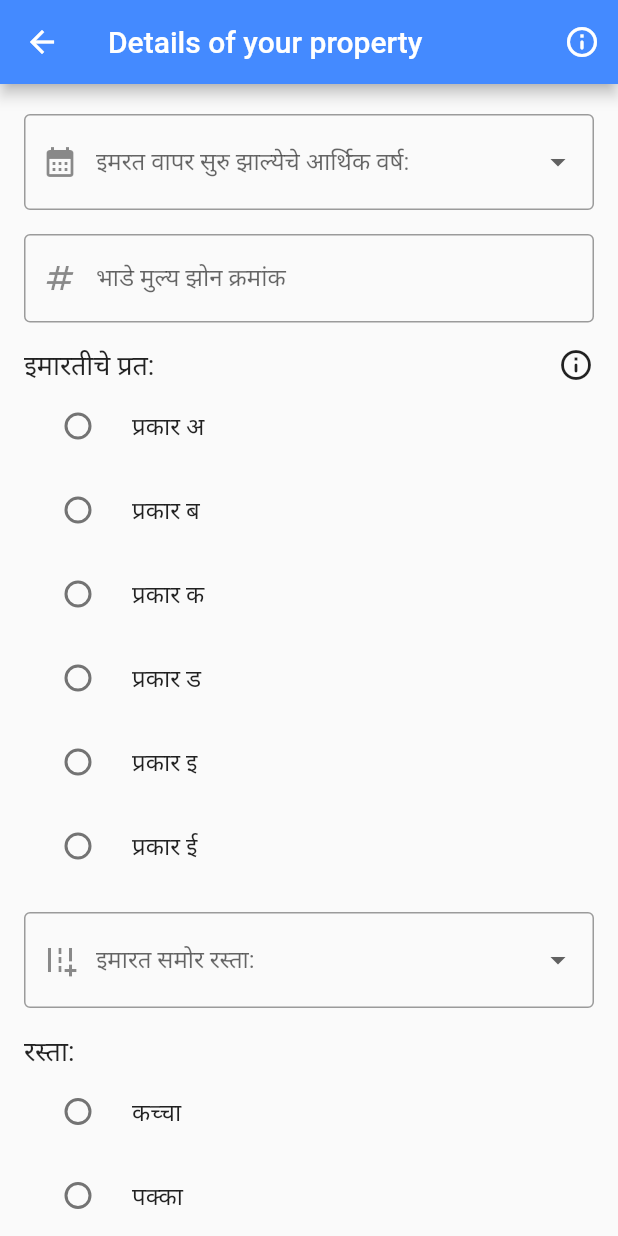
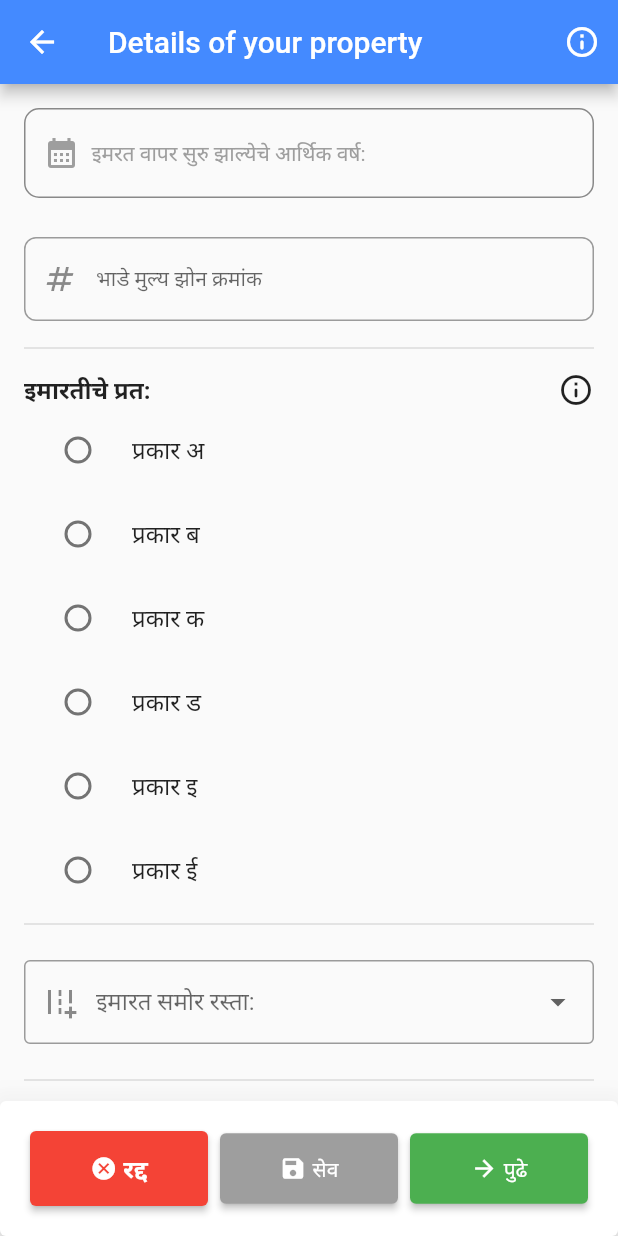
Before and after one commit to Ronitrs5/Nagarpalika-ERP, a Flutter app: the PropertyDetails screen opened directly, on a phone screen of 412 x 824 dp. Run offline on Flutter 3.47's test engine with Material 2 defaults, Android fonts, the phone set to English and light mode, and no system bars; our stand-ins replace geocoding, geolocator, google_maps_flutter, lottie, permission_handler, photo_view; missing offline and left inert: qrscan.

Commit message:
ui changes in all

```diff
--- a/lib/ui/home/property_details.dart
+++ b/lib/ui/home/property_details.dart
@@ -1,5 +1,7 @@
 import 'package:flutter/material.dart';
 import 'package:house_cleaning/ui/home/description.dart';
+import 'package:house_cleaning/widgets/button_card.dart';
+import 'package:house_cleaning/widgets/edittext.dart';
 import 'package:photo_view/photo_view.dart';
 import 'package:photo_view/photo_view_gallery.dart';
 import 'package:house_cleaning/ui helper/pop_up_dialogue.dart';
@@ -18,6 +20,10 @@ class _PropertyDetailsState extends State<PropertyDetails> {
   var waterconnection=0;
   var drainage=0;
 
+  var _selectedDate=DateTime.now();
+  var zoneController=TextEditingController();
+  var connectionController=TextEditingController();
+  var numberController=TextEditingController();
   @override
   Widget build(BuildContext context) {
     return Scaffold(
@@ -34,43 +40,64 @@ class _PropertyDetailsState extends State<PropertyDetails> {
         title: const Text("Details of your property"),
         backgroundColor: Colors.blueAccent,
       ),
-      body: SingleChildScrollView(
+      body: Column(
+        children: [
+          Expanded(
+            child: SingleChildScrollView(
               child: Column(
                 crossAxisAlignment: CrossAxisAlignment.stretch,
                 children: [
-            Container(
-              padding: const EdgeInsets.fromLTRB(16, 20, 16, 0),
-              child: DropdownButtonFormField<int>(
-                decoration: const InputDecoration(
-                  prefixIcon: Icon(Icons.calendar_month),
-                  border: OutlineInputBorder(
-                    borderSide: BorderSide(color: Colors.grey, width: 1.0),
-                  ),
-                  labelText: 'इमरत वापर सुरु झाल्येचे आर्थिक वर्ष:',
+                  GestureDetector(onTap: (){
+                    showDialog(
+                      context: context,
+                      builder: (BuildContext context) {
+                        return AlertDialog(
+                          title: Text("Select Year"),
+                          content: Container( // Need to use container to add size constraint.
+                            width: 300,
+                            height: 300,
+                            child: YearPicker(
+                              firstDate: DateTime(DateTime.now().year - 200, 1),
+                              lastDate: DateTime(DateTime.now().year, 1),
+                              initialDate: DateTime.now(),
+                              // save the selected date to _selectedDate DateTime variable.
+                              // It's used to set the previous selected date when
+                              // re-showing the dialog.
+                              selectedDate: _selectedDate,
+                              onChanged: (DateTime dateTime) {
+                                // close the dialog when year is selected.
+                                Navigator.pop(context);
 
-                ),
-                items: generateYearItems(),
-                onChanged: (value) {
-                  // Handle the selected year value
+                                // Do something with the dateTime selected.
+                                // Remember that you need to use dateTime.year to get the year
                               },
                             ),
                           ),
+                        );
+                      },
+                    );
+                  },child: Container(
+                    height: 60,
+                    margin: EdgeInsets.all(16),
+                    decoration: BoxDecoration(
+                      border: Border.all(color:Colors.black45),
+                      borderRadius: BorderRadius.circular(10),
+                    ),
+                    child: Row(
+                      children: [
+                        SizedBox(width: 12,),
+                        Icon(Icons.calendar_month,color: Colors.grey,),
+                        SizedBox(width: 8,),
+                        Text('इमरत वापर सुरु झाल्येचे आर्थिक वर्ष:',style: TextStyle(color: Colors.grey),),
+                      ],
+                    ),
+                  )),
 
+                  EditText(controller: zoneController, text: 'भाडे मुल्य झोन क्रमांक', icon: Icons.numbers),
+
+                  Divider(thickness: 1,indent: 16,color: Colors.black12,endIndent: 16,),
                   Padding(
-              padding: const EdgeInsets.fromLTRB(16, 16, 16, 0),
-              child: TextFormField(
-                decoration: const InputDecoration(
-                  prefixIcon: Icon(Icons.numbers),
-                  border: OutlineInputBorder(
-                    borderSide: BorderSide(color: Colors.grey, width: 1.0),
-                  ),
-                  labelText: 'भाडे मुल्य झोन क्रमांक',
-                ),
-              ),
-            ),
-
-            Padding(
-              padding: const EdgeInsets.all(16),
+                    padding: const EdgeInsets.only(left: 16,top: 8,right: 16),
                     child: Column(
                       crossAxisAlignment: CrossAxisAlignment.stretch,
                       children: [
@@ -79,7 +106,7 @@ class _PropertyDetailsState extends State<PropertyDetails> {
                           children: [
                             const Text(
                               'इमारतीचे प्रत:', // Radio group title
-                        style: TextStyle(fontSize: 18.0),
+                              style: TextStyle(fontSize: 16.0,fontWeight: FontWeight.bold),
                             ),
 
                             Center(
@@ -204,30 +231,30 @@ class _PropertyDetailsState extends State<PropertyDetails> {
                       ],
                     ),
                   ),
-
+                  Divider(thickness: 1,color: Colors.black12,indent: 16,endIndent: 16,),
                   Padding(
-              padding: const EdgeInsets.fromLTRB(16, 0, 16, 0),
+                    padding: const EdgeInsets.fromLTRB(16, 16, 16, 16),
                     child: DropdownButtonFormField<String>(
-                decoration: const InputDecoration(
+                      decoration: InputDecoration(
                         prefixIcon: Icon(Icons.add_road),
                         border: OutlineInputBorder(
                           borderSide: BorderSide(color: Colors.grey, width: 1.0),
                         ),
+                        contentPadding: EdgeInsets.all(16),
                         labelText: 'इमारत समोर रस्ता: ',
-                ),
-                items: const [
-                  DropdownMenuItem(value: 'Option 1', child: Text('6 मीटर पर्यंत')),
+                      ),icon: Icon(Icons.arrow_drop_down_outlined),
+
+                      items: [
+                        DropdownMenuItem(value: 'Option 1', child: Text('6 मीटर पर्यंत',)),
                         DropdownMenuItem(value: 'Option 2', child: Text('6 ते 12 मीटर')),
                         DropdownMenuItem(value: 'Option 3', child: Text('12 ते 30 मीटर')),
                         DropdownMenuItem(value: 'Option 4', child: Text('30 मीटर पेक्षा अधिक')),
                       ],
                       onChanged: (value) {
-                  // Handle dropdown value change
-                },
+                      }  // Handle dropdown value change
                     ),
                   ),
-
-
+                  Divider(indent: 16,thickness: 1,endIndent: 16,),
                   Padding(
                     padding: const EdgeInsets.all(16),
                     child: Column(
@@ -235,7 +262,7 @@ class _PropertyDetailsState extends State<PropertyDetails> {
                       children: [
                         const Text(
                           'रस्ता:', // Radio group title
-                    style: TextStyle(fontSize: 18.0),
+                          style: TextStyle(fontSize: 16.0,fontWeight: FontWeight.bold),
                         ),
                         RadioListTile(
                           title: const Text('कच्चा'),
@@ -261,16 +288,15 @@ class _PropertyDetailsState extends State<PropertyDetails> {
                     ),
                   ),
 
-
-
+                  Divider(indent: 16,thickness: 1,endIndent: 16,),
                   Padding(
-              padding: const EdgeInsets.fromLTRB(16, 0, 16, 0),
+                    padding: const EdgeInsets.fromLTRB(16, 16, 16, 16),
                     child: Column(
                       crossAxisAlignment: CrossAxisAlignment.stretch,
                       children: [
                         const Text(
                           'सांडपाण्याची व्‍यवस्‍था:', // Radio group title
-                    style: TextStyle(fontSize: 18.0),
+                          style: TextStyle(fontSize: 16.0,fontWeight: FontWeight.bold),
                         ),
                         RadioListTile(
                           title: const Text('आहे'),
@@ -296,6 +322,7 @@ class _PropertyDetailsState extends State<PropertyDetails> {
                     ),
                   ),
 
+                  Divider(indent: 16,thickness: 1,endIndent: 16,),
 
                   Padding(
                     padding: const EdgeInsets.fromLTRB(16, 16, 16, 0),
@@ -304,7 +331,7 @@ class _PropertyDetailsState extends State<PropertyDetails> {
                       children: [
                         const Text(
                           'पाणी कनेक्शन:', // Radio group title
-                    style: TextStyle(fontSize: 18.0),
+                          style: TextStyle(fontSize: 16.0,fontWeight: FontWeight.bold),
                         ),
                         RadioListTile(
                           title: const Text('आहे'),
@@ -330,33 +357,12 @@ class _PropertyDetailsState extends State<PropertyDetails> {
                     ),
                   ),
 
-            Padding(
-              padding: const EdgeInsets.fromLTRB(16, 0, 16, 0),
-              child: TextFormField(
-                decoration: const InputDecoration(
-                  prefixIcon: Icon(Icons.person),
-                  border: OutlineInputBorder(
-                    borderSide: BorderSide(color: Colors.grey, width: 1.0),
-                  ),
-                  labelText: 'कनेक्शन धारकाचे नाव',
-                ),
-              ),
-            ),
+                  Divider(indent: 16,thickness: 1,endIndent: 16,),
 
-            Padding(
-              padding: const EdgeInsets.fromLTRB(16, 16, 16, 0),
-              child: TextFormField(
-                decoration: const InputDecoration(
-                  prefixIcon: Icon(Icons.bathtub),
-                  border: OutlineInputBorder(
-                    borderSide: BorderSide(color: Colors.grey, width: 1.0),
-                  ),
-                  labelText: 'संडास संख्या',
-                ),
-              ),
-            ),
+                  EditText(controller: connectionController, text: 'कनेक्शन धारकाचे नाव', icon: Icons.person),
+                  EditText(controller: numberController, text: 'संडास संख्या', icon: Icons.bathtub),
 
-
+                  Divider(indent: 16,endIndent: 16,),
                   Padding(
                     padding: const EdgeInsets.all(16),
                     child: Column(
@@ -364,7 +370,7 @@ class _PropertyDetailsState extends State<PropertyDetails> {
                       children: [
                         const Text(
                           'ड्रेनेज:', // Radio group title
-                    style: TextStyle(fontSize: 18.0),
+                          style: TextStyle(fontSize: 16.0,fontWeight: FontWeight.bold),
                         ),
                         RadioListTile(
                           title: const Text('आहे'),
@@ -389,62 +395,16 @@ class _PropertyDetailsState extends State<PropertyDetails> {
                       ],
                     ),
                   ),
-
-            Row(
-              children: [
-                Expanded(
-                  flex: 1,
-                  child: Padding(
-                    padding: const EdgeInsets.fromLTRB(16, 0, 16, 16),
-                    child: ElevatedButton(
-                      onPressed: () {
-                        // Handle the first button's onPressed action
-                      },
-                      style: ElevatedButton.styleFrom(
-                        primary: Colors.red, // Set the button color to red
-                      ),
-                      child: const Text('रद'),
+                ],
               ),
             ),
           ),
+          ButtonsNav(onPressCancel: (){
 
-                Expanded(
-                  flex: 1,
-                  child: Padding(
-                    padding: const EdgeInsets.fromLTRB(16, 0, 16, 16),
-                    child: ElevatedButton(
-                      onPressed: () {
-                        // Handle the second button's onPressed action
-                        // Navigator.push(context, MaterialPageRoute(builder: (context)=>DescriptionPage()));
-                      },
-                      style: ElevatedButton.styleFrom(
-                        primary: Colors.grey, // Set the button color to green
-                      ),
-                      child: const Text('सेव'),
-                    ),
-                  ),
-                ),
-
-                Expanded(
-                  flex: 1,
-                  child: Padding(
-                    padding: const EdgeInsets.fromLTRB(16, 0, 16, 16),
-                    child: ElevatedButton(
-                      onPressed: () {
-                        // Handle the second button's onPressed action
+          }, onPressSave: (){}, onPressNext: (){
             Navigator.push(context, MaterialPageRoute(builder: (context)=>DescriptionPage()));
-                      },
-                      style: ElevatedButton.styleFrom(
-                        primary: Colors.green, // Set the button color to green
-                      ),
-                      child: const Text('पुढे'),
-                    ),
-                  ),
-                ),
+          }),
         ],
-            ),
-          ],
-        ),
       ),
     );
 
--- /dev/null
+++ b/lib/widgets/button_card.dart
@@ -0,0 +1,78 @@
+import 'package:flutter/cupertino.dart';
+import 'package:flutter/material.dart';
+class ButtonsNav extends StatelessWidget {
+  const ButtonsNav({Key? key,required this.onPressCancel, required this.onPressSave, required this.onPressNext}) : super(key: key);
+
+  final Function onPressCancel;
+  final Function onPressSave;
+  final Function onPressNext;
+  @override
+  Widget build(BuildContext context) {
+    return Card(
+      elevation: 20,
+      margin: EdgeInsets.zero,
+      child: Container(
+        padding: const EdgeInsets.all(20),
+        child: Row(
+          mainAxisAlignment: MainAxisAlignment.spaceAround,
+          children: [
+            Expanded(
+              child: ElevatedButton(
+                onPressed: (){onPressCancel();},
+                style: ElevatedButton.styleFrom(
+                  primary: Colors.red,
+                  padding: EdgeInsets.all(14), // Set the button color to red
+                ),
+                child: Row(
+                  mainAxisAlignment: MainAxisAlignment.center,
+                  children: [
+                    Icon(Icons.cancel,size: 18,),
+                    SizedBox(width: 4,),
+                    const Text('रद्द',style: TextStyle(fontSize: 16,fontWeight: FontWeight.bold),),
+                  ],
+                ),
+              ),
+            ),
+            SizedBox(width: 8,),
+            Expanded(
+              child: ElevatedButton(
+                onPressed: (){onPressSave();},
+                style: ElevatedButton.styleFrom(
+                    primary: Colors.grey, // Set the button color to green
+                    padding: EdgeInsets.all(14)// Set the button color to red
+                ),
+                child:  Row(
+                  mainAxisAlignment: MainAxisAlignment.center,
+                  children: [
+                    Icon(Icons.save,size: 18,),
+                    SizedBox(width: 4,),
+                    Text("सेव"),
+                  ],
+                ),
+              ),
+            ),
+            SizedBox(width: 8,),
+            Expanded(
+              child: ElevatedButton(
+                onPressed: (){ onPressNext();},
+                style: ElevatedButton.styleFrom(
+                    primary: Colors.green, // Set the button color to green
+                    padding: EdgeInsets.all(14)// Set the button color to red
+                ),
+                child: Row(
+                  mainAxisAlignment: MainAxisAlignment.center,
+                  children: [
+                    Icon(Icons.arrow_forward,size: 18,),
+                    SizedBox(width: 4,),
+                    const Text('पुढे'),
+                  ],
+                ),
+              ),
+            ),
+
+          ],
+        ),
+      ),
+    );
+  }
+}
--- a/lib/widgets/edittext.dart
+++ b/lib/widgets/edittext.dart
@@ -13,6 +13,7 @@ class EditText extends StatelessWidget {
       padding: const EdgeInsets.fromLTRB(16, 10, 16, 10),
       child: TextFormField(
         controller: controller,
+        style: TextStyle(fontSize: 14),
         decoration: InputDecoration(
           prefixIcon: Icon(icon),
           border: OutlineInputBorder(
```
Also changed, not shown: lib/ui/home/waste_collection.dart (+49 -37 lines), pubspec.lock. Lines whose indentation alone changed are shown as unchanged.
